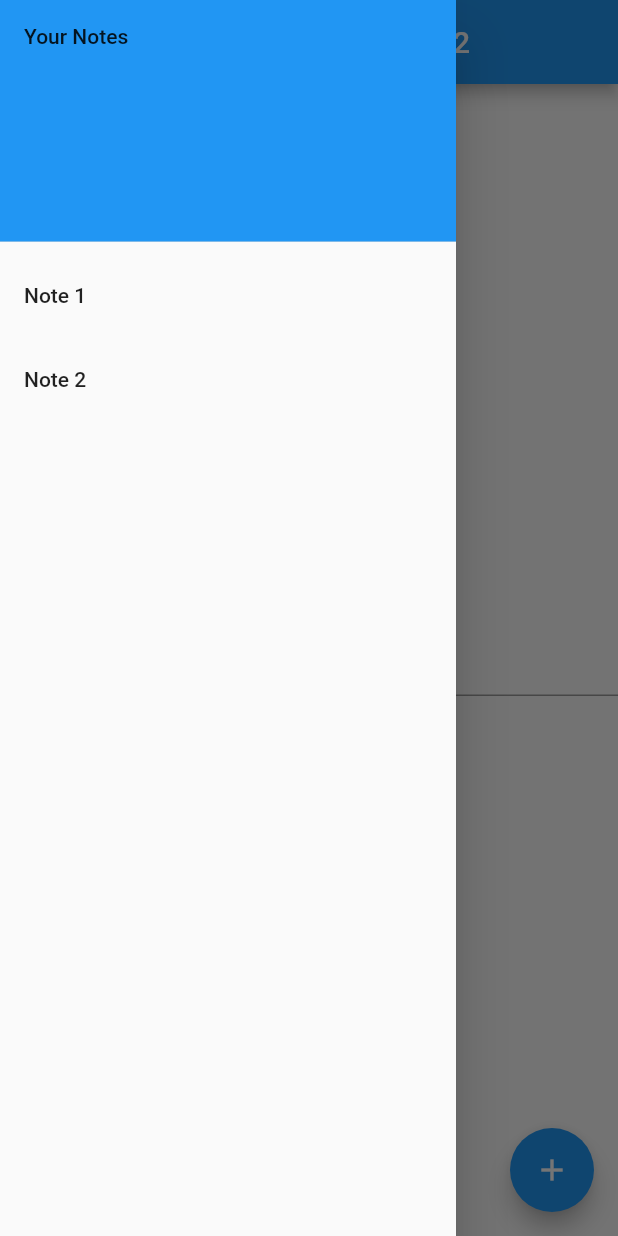
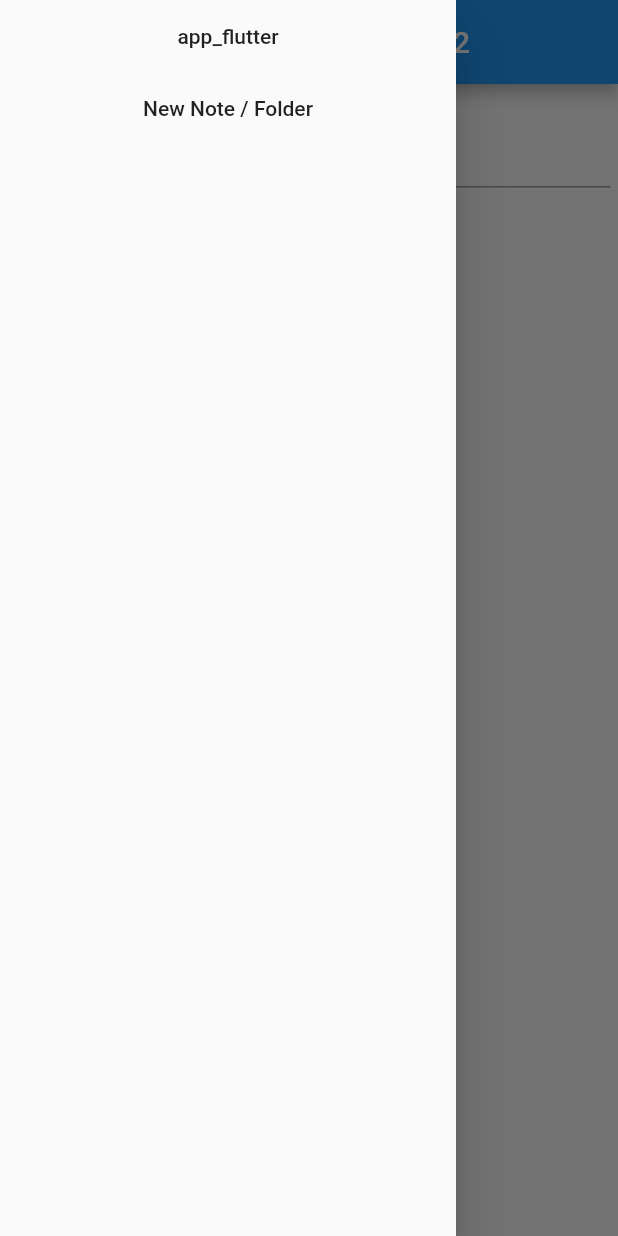
Before and after one commit to lingz/metalang, a Flutter app: the screen it shows after launch, with the side drawer open, on a phone screen of 412 x 824 dp. Run offline on Flutter 3.47's test engine with Material 2 defaults, Android fonts, the phone set to English and light mode, and no system bars.

```diff
--- /dev/null
+++ b/lib/file_explorer.dart
@@ -0,0 +1,32 @@
+import 'package:flutter/material.dart';
+import 'package:metalang/module_io/directory_node.dart';
+import 'package:metalang/ui/file_explorer/directory_node_widget.dart';
+import 'package:path_provider/path_provider.dart';
+
+class FileExplorer extends StatefulWidget {
+  @override
+  FileExplorerState createState() => FileExplorerState();
+}
+
+class FileExplorerState extends State<FileExplorer> {
+  DirectoryNode rootDirectory;
+
+  FileExplorerState() {
+    _requestAppDocumentsDirectory();
+  }
+
+  void _requestAppDocumentsDirectory() async {
+    final directory = await getApplicationDocumentsDirectory();
+    setState(() {
+      rootDirectory = DirectoryNode(directory: directory);
+    });
+  }
+
+  @override
+  Widget build(BuildContext context) {
+    return ListView(
+        children: DirectoryNodeWidget(
+      directoryNode: rootDirectory,
+    ).getListItems(context));
+  }
+}
--- a/lib/main.dart
+++ b/lib/main.dart
@@ -1,4 +1,5 @@
 import 'package:flutter/material.dart';
+import 'file_explorer.dart';
 import 'text_editor.dart';
 
 void main() => runApp(MyApp());
@@ -45,19 +46,6 @@ class MyHomePage extends StatefulWidget {
 }
 
 class _MyHomePageState extends State<MyHomePage> {
-  int _counter = 0;
-
-  void _incrementCounter() {
-    setState(() {
-      // This call to setState tells the Flutter framework that something has
-      // changed in this State, which causes it to rerun the build method below
-      // so that the display can reflect the updated values. If we changed
-      // _counter without calling setState(), then the build method would not be
-      // called again, and so nothing would appear to happen.
-      _counter++;
-    });
-  }
-
   @override
   Widget build(BuildContext context) {
     // This method is rerun every time setState is called, for instance as done
@@ -72,27 +60,13 @@ class _MyHomePageState extends State<MyHomePage> {
         // the App.build method, and use it to set our appbar title.
         title: Text(widget.title),
       ),
-      drawer: Drawer(
-          child: ListView(
-        padding: EdgeInsets.zero,
-        children: <Widget>[
-          DrawerHeader(
-            child: Text("Your Notes"),
-            decoration: BoxDecoration(color: Colors.blue),
-          ),
-          ListTile(title: Text("Note 1")),
-          ListTile(title: Text("Note 2")),
-        ],
-      )),
+      drawer: Drawer(child: FileExplorer()),
       body: Center(
           // Center is a layout widget. It takes a single child and positions it
           // in the middle of the parent.
-          child: TextEditor()),
-      floatingActionButton: FloatingActionButton(
-        onPressed: _incrementCounter,
-        tooltip: 'Increment',
-        child: Icon(Icons.add),
-      ), // This trailing comma makes auto-formatting nicer for build methods.
+          child: Padding(
+              padding: EdgeInsets.all(5.0),
+              child: Column(children: [Expanded(child: TextEditor())]))),
     );
   }
 }
--- /dev/null
+++ b/lib/module_io/directory_node.dart
@@ -0,0 +1,45 @@
+import 'dart:io';
+import 'package:path/path.dart' as p;
+import 'package:metalang/module_io/note_node.dart';
+import 'package:metalang/module_io/io_node.dart';
+
+class DirectoryNode extends IONode {
+  final Directory directory;
+
+  DirectoryNode({this.directory});
+
+  @override
+  String getName() {
+    return p.basename(directory.path);
+  }
+
+  List<IONode> getChildren() {
+    final allEntities = directory
+        .listSync()
+        .where((child) => child is Directory || child is File)
+        .map((child) => child is Directory
+            ? DirectoryNode(directory: child)
+            : NoteNode(file: child))
+        .toList();
+
+    return allEntities;
+  }
+
+  DirectoryNode createChildDirectory(String name) {
+    final newPath = p.join(directory.path, name);
+    final newDirectory = Directory(newPath);
+
+    newDirectory.createSync();
+
+    return DirectoryNode(directory: newDirectory);
+  }
+
+  NoteNode createChildNote(String name) {
+    final newPath = p.join(directory.path, name + ".txt");
+    final newNoteFile = File(newPath);
+
+    newNoteFile.createSync();
+
+    return NoteNode(file: newNoteFile);
+  }
+}
--- /dev/null
+++ b/lib/module_io/io_node.dart
@@ -0,0 +1,3 @@
+abstract class IONode {
+  String getName();
+}
--- /dev/null
+++ b/lib/module_io/note_node.dart
@@ -0,0 +1,20 @@
+import 'dart:io';
+import 'package:path/path.dart' as p;
+import 'package:metalang/module_io/io_node.dart';
+import 'package:metalang/module_note/note.dart';
+
+class NoteNode extends IONode {
+  final File file;
+
+  NoteNode({this.file});
+
+  @override
+  String getName() {
+    return p.basenameWithoutExtension(file.path);
+  }
+
+  Future<Note> getNote() async {
+    String rawContents = await file.readAsString();
+    return Note(raw: rawContents);
+  }
+}
--- /dev/null
+++ b/lib/module_note/note.dart
@@ -0,0 +1,9 @@
+class Note {
+  String raw;
+
+  Note({this.raw});
+
+  void updateRaw({String newRaw}) {
+    this.raw = newRaw;
+  }
+}
--- a/lib/text_editor.dart
+++ b/lib/text_editor.dart
@@ -8,10 +8,13 @@ class TextEditor extends StatefulWidget {
 class TextEditorState extends State<TextEditor> {
   @override
   Widget build(BuildContext context) {
-    return TextField(
-      keyboardType: TextInputType.multiline,
-      maxLines: null,
-      onChanged: (String value) async {},
-    );
+    return Column(children: [
+      Text("Test"),
+      TextField(
+        keyboardType: TextInputType.multiline,
+        maxLines: null,
+        onChanged: (String value) async {},
+      )
+    ]);
   }
 }
--- /dev/null
+++ b/lib/ui/file_explorer/constants.dart
@@ -0,0 +1 @@
+const double INDENT_PER_LEVEL = 5.0;
--- /dev/null
+++ b/lib/ui/file_explorer/directory_node_widget.dart
@@ -0,0 +1,41 @@
+import 'package:flutter/material.dart';
+import 'package:metalang/module_io/directory_node.dart';
+import 'package:metalang/module_io/note_node.dart';
+import 'package:metalang/ui/file_explorer/note_node_widget.dart';
+
+class DirectoryNodeWidget {
+  final DirectoryNode directoryNode;
+
+  DirectoryNodeWidget({this.directoryNode});
+
+  List<Widget> getListItems(BuildContext context) {
+    if (this.directoryNode == null) {
+      return [Text("Loading...")];
+    }
+    final childNodes = directoryNode.getChildren();
+
+    final childDirectoryWidgets = childNodes
+        .where((child) => child is DirectoryNode)
+        .map((childDirectory) =>
+            DirectoryNodeWidget(directoryNode: childDirectory))
+        .expand(
+            (directoryNodeWidget) => directoryNodeWidget.getListItems(context));
+
+    final childNoteWidgets = childNodes
+        .where((child) => child is NoteNode)
+        .map((childNote) => NoteNodeWidget(noteNode: childNote))
+        .expand((childNoteWidget) => childNoteWidget.getListItems(context));
+    return [
+      FlatButton(
+        child: Text(directoryNode.getName()),
+        onPressed: () {},
+      ),
+      FlatButton(
+        child: Text('New Note / Folder'),
+        onPressed: () {},
+      ),
+      ...childDirectoryWidgets,
+      ...childNoteWidgets,
+    ];
+  }
+}
--- /dev/null
+++ b/lib/ui/file_explorer/note_node_widget.dart
@@ -0,0 +1,17 @@
+import 'package:flutter/material.dart';
+import 'package:metalang/module_io/note_node.dart';
+
+class NoteNodeWidget {
+  final NoteNode noteNode;
+
+  NoteNodeWidget({this.noteNode});
+
+  List<Widget> getListItems(BuildContext context) {
+    return [
+      FlatButton(
+        child: Text(noteNode.getName()),
+        onPressed: () {},
+      )
+    ];
+  }
+}
```
Also changed, not shown: pubspec.yaml (+3 -7 lines), 10 other files.
